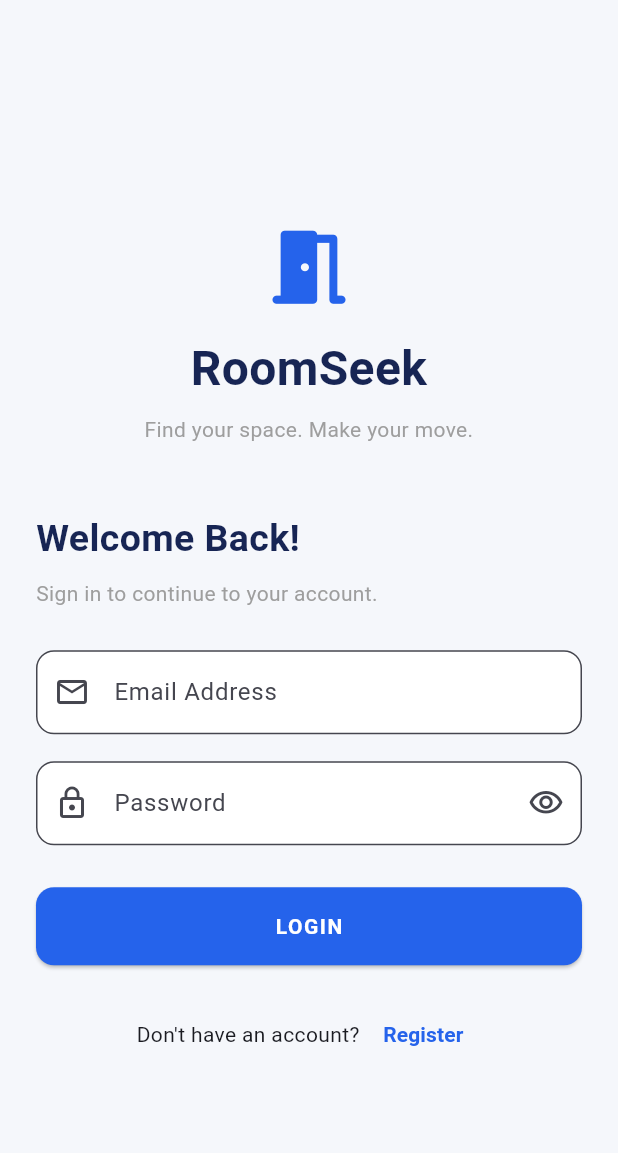
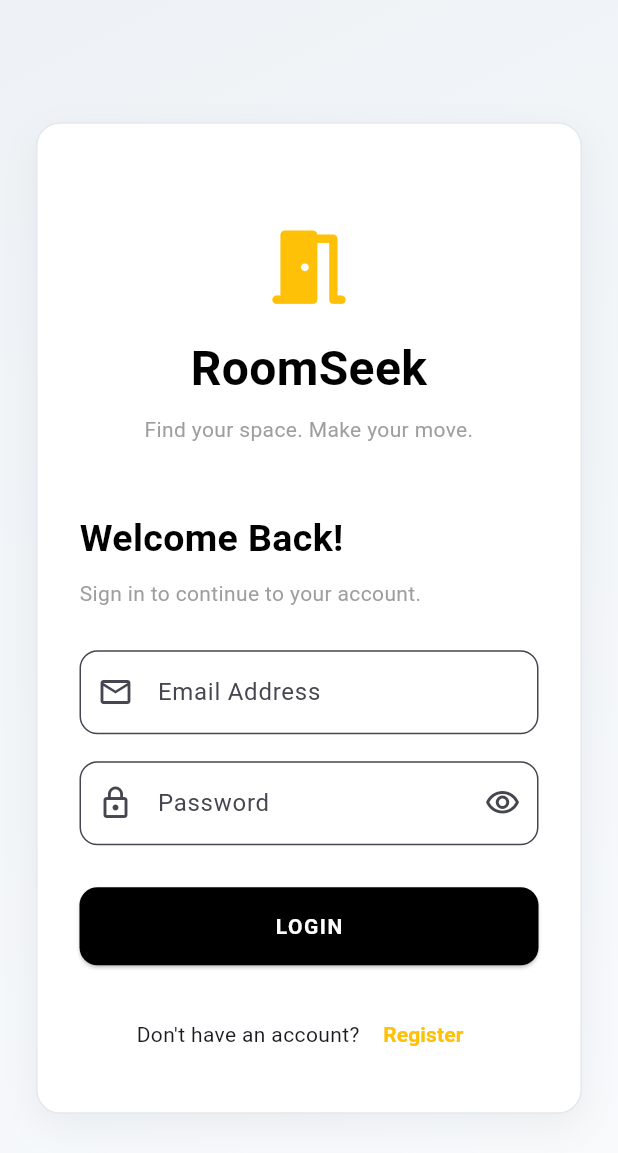
Before and after one commit to Dart0707/roomseek, a Flutter app: the screen it shows after launch, on a phone screen of 412 x 824 dp. Shown: the top 1153 px of the screen. Run offline on Flutter 3.47's test engine with Material 3 defaults, Android fonts, the phone set to English and light mode, and no system bars; missing offline and left inert: firebase_data_connect; accounts and stored records are empty.

Commit message:
Update login_screen.dart

```diff
--- a/lib/screens/login_screen.dart
+++ b/lib/screens/login_screen.dart
@@ -69,17 +69,40 @@ class _LoginScreenState extends State<LoginScreen> {
 
   @override
   Widget build(BuildContext context) {
-    const navy = Color(0xFF172554);
-    const blue = Color(0xFF2563EB);
 
     return Scaffold(
       backgroundColor: const Color(0xFFF5F7FB),
-      body: SafeArea(
+      body: Container(
+        decoration: const BoxDecoration(
+          gradient: LinearGradient(
+            begin: Alignment.topLeft,
+            end: Alignment.bottomRight,
+            colors: [
+              Color(0xFFEEF2F6),
+              Color(0xFFF8FAFC),
+            ],
+          ),
+        ),
+        child: SafeArea(
           child: Center(
             child: SingleChildScrollView(
               padding: const EdgeInsets.all(24),
               child: ConstrainedBox(
                 constraints: const BoxConstraints(maxWidth: 420),
+                child: Container(
+                  padding: const EdgeInsets.all(28),
+                  decoration: BoxDecoration(
+                    color: Colors.white,
+                    borderRadius: BorderRadius.circular(16),
+                    border: Border.all(color: const Color(0xFFE2E8F0)),
+                    boxShadow: const [
+                      BoxShadow(
+                        color: Color(0x0D000000),
+                        blurRadius: 20,
+                        offset: Offset(0, 8),
+                      ),
+                    ],
+                  ),
                   child: Form(
                     key: _formKey,
                     child: Column(
@@ -90,7 +113,7 @@ class _LoginScreenState extends State<LoginScreen> {
                         const Icon(
                           Icons.meeting_room_rounded,
                           size: 65,
-                      color: blue,
+                          color: Color.fromRGBO(255, 193, 7, 1),
                         ),
 
                         const SizedBox(height: 12),
@@ -101,7 +124,7 @@ class _LoginScreenState extends State<LoginScreen> {
                           style: TextStyle(
                             fontSize: 32,
                             fontWeight: FontWeight.bold,
-                        color: navy,
+                            color: Color.fromARGB(255, 0, 0, 0),
                           ),
                         ),
 
@@ -120,7 +143,7 @@ class _LoginScreenState extends State<LoginScreen> {
                           style: TextStyle(
                             fontSize: 25,
                             fontWeight: FontWeight.bold,
-                        color: navy,
+                            color: Color.fromARGB(255, 0, 0, 0),
                           ),
                         ),
 
@@ -197,7 +220,8 @@ class _LoginScreenState extends State<LoginScreen> {
                           child: ElevatedButton(
                             onPressed: _isLoading ? null : _login,
                             style: ElevatedButton.styleFrom(
-                          backgroundColor: blue,
+                              backgroundColor:
+                                  const Color.fromARGB(255, 0, 0, 0),
                               foregroundColor: Colors.white,
                               shape: RoundedRectangleBorder(
                                 borderRadius: BorderRadius.circular(12),
@@ -228,7 +252,8 @@ class _LoginScreenState extends State<LoginScreen> {
                                 Navigator.push(
                                   context,
                                   MaterialPageRoute(
-                                builder: (context) => const RegisterScreen(),
+                                    builder: (context) =>
+                                        const RegisterScreen(),
                                   ),
                                 );
                               },
@@ -236,7 +261,7 @@ class _LoginScreenState extends State<LoginScreen> {
                                 'Register',
                                 style: TextStyle(
                                   fontWeight: FontWeight.bold,
-                              color: blue,
+                                  color: Color.fromRGBO(255, 193, 7, 1),
                                 ),
                               ),
                             ),
@@ -249,6 +274,8 @@ class _LoginScreenState extends State<LoginScreen> {
               ),
             ),
           ),
+        ),
+      ),
     );
   }
 }
```
Lines whose indentation alone changed are shown as unchanged.
